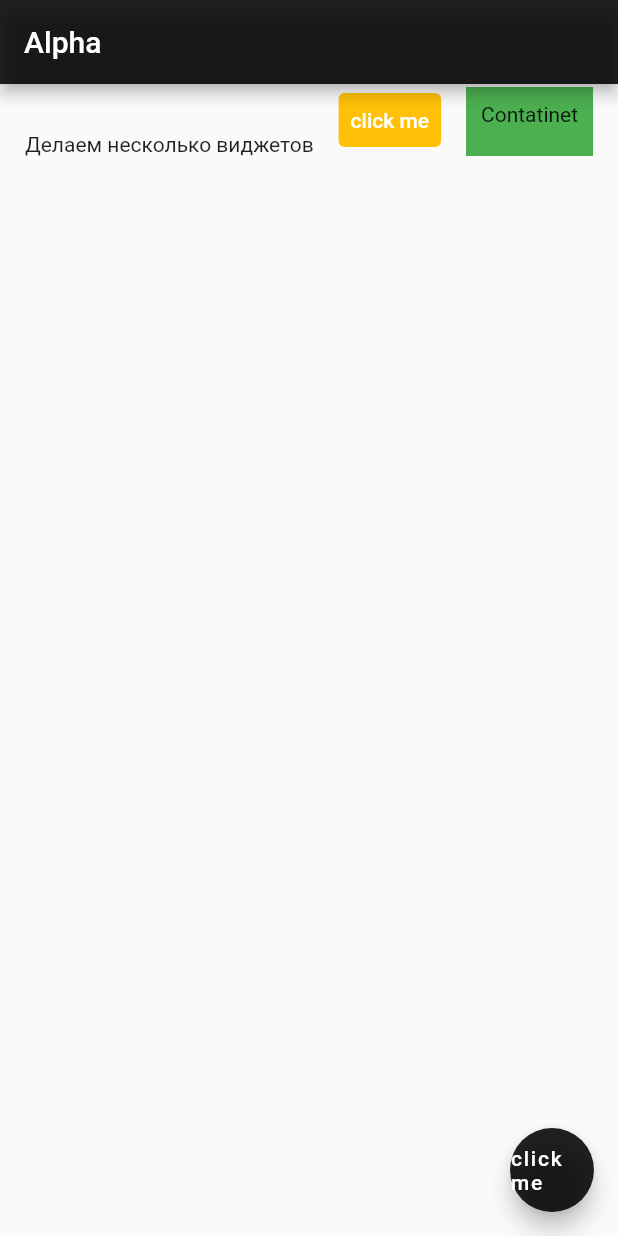
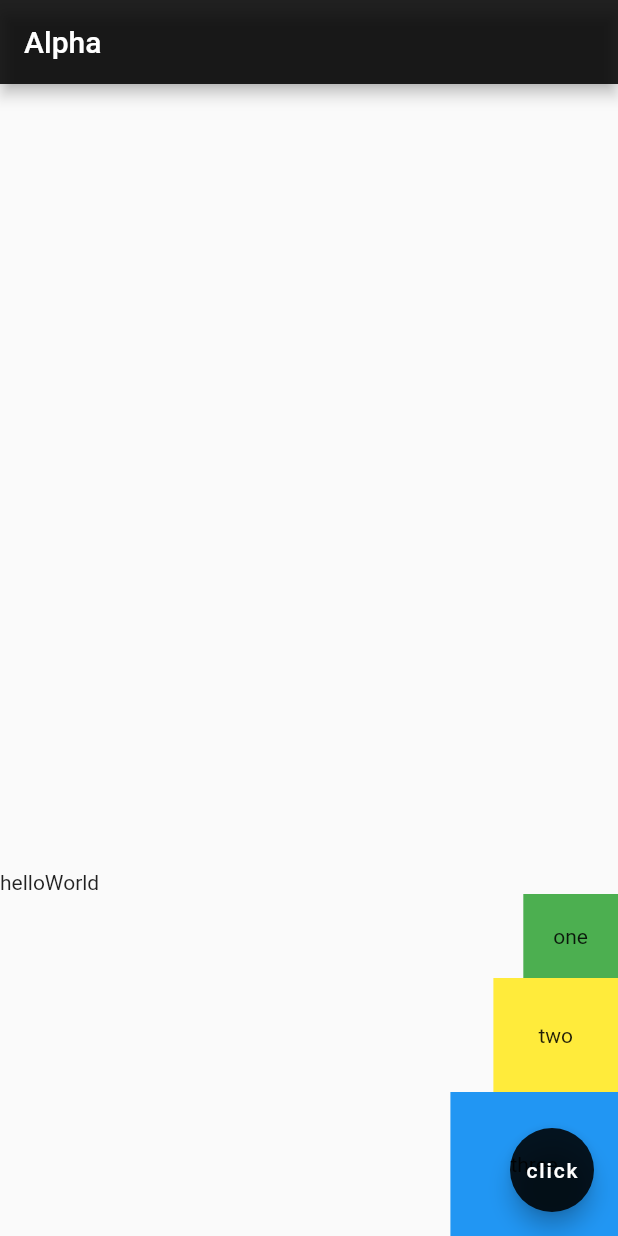
Before and after one commit to Hacikes/flutterapp, a Flutter app: the screen it shows after launch, on a phone screen of 412 x 824 dp. Run offline on Flutter 3.47's test engine with Material 2 defaults, Android fonts, the phone set to English and light mode, and no system bars.

Commit message:
Использование нескольких виджетов одновременно в столбце и в сочетании со строкой

```diff
--- a/lib/main.dart
+++ b/lib/main.dart
@@ -17,26 +17,30 @@ class Home extends StatelessWidget {
         title: const Text('Alpha'),
         backgroundColor: Colors.black87,
       ),
-      body: Row(
-        // Выравнивание по x. spaceEvenly - выравнивает и оставляет отступы между виджетами
-        mainAxisAlignment: MainAxisAlignment.spaceEvenly,
-        // Выравнивание по y. end - устанавливает в конце
+      body: Column(
+        mainAxisAlignment: MainAxisAlignment.end,
         crossAxisAlignment: CrossAxisAlignment.end,
         children: <Widget>[
-          const Text('Делаем несколько виджетов'),
-          TextButton(
-            onPressed: () {},
-            style: TextButton.styleFrom(
-              backgroundColor: Colors.amber,
-            ),
-            // Изменяет цвет текста у кнопки. ЕЕЕ БОЙ
-            child: const Text('click me', style: TextStyle(color: Colors.white),),
-            ),
+          Row(
+            children: <Widget>[
+              Text("hello"),
+              Text("World")
+            ],
+          ),
           Container(
+            padding: EdgeInsets.all(20.0),
             color: Colors.green,
-            //margin: EdgeInsets.fromLTRB(5, 100, 10, 50),
-            padding: EdgeInsets.fromLTRB(10, 10, 10, 20),
-            child: Text('Contatinet'),
+            child: Text('one'),
+          ),
+          Container(
+            padding: EdgeInsets.all(30.0),
+            color: Colors.yellow,
+            child: Text('two'),
+          ),
+          Container(
+            padding: EdgeInsets.all(40.0),
+            color: Colors.blue,
+            child: Text('three'),
           )
         ],
       ),
@@ -44,7 +48,7 @@ class Home extends StatelessWidget {
       floatingActionButton: FloatingActionButton(
         onPressed: () {  },
         backgroundColor: Colors.black87,
-        child: const Text('click me'),
+        child: const Text('click'),
       ),
     );
   }
```
